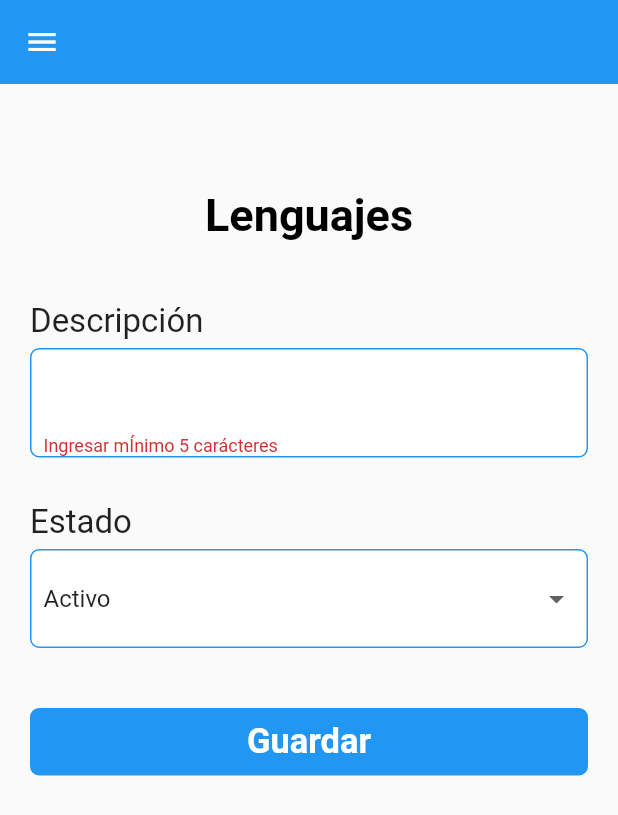
After one commit to JhonasV/Step, a Flutter app: the CreateLanguagesScreen screen opened by its route, after a tap on "Guardar", on a phone screen of 412 x 824 dp. The commit adds this screen. Shown: the top 815 px of the screen. Run offline on Flutter 3.47's test engine with Material 2 defaults, Android fonts, the phone set to English and light mode, and no system bars; our stand-ins replace font_awesome_flutter, shared_preferences; accounts and stored records are empty; network calls fail.

Commit message:
feat: languages module added

```diff
--- a/lib/config/menu.dart
+++ b/lib/config/menu.dart
@@ -18,7 +18,7 @@ List<Map<String, dynamic>> stepMenuItems = [
     "imageUrl": "assets/images/languages.jpg",
     "color1": Colors.red,
     "color2": Colors.red[200],
-    "screenPath": "",
+    "screenPath": "languages_screen",
     "access": ["admin"]
   },
   {
--- a/lib/main.dart
+++ b/lib/main.dart
@@ -1,4 +1,6 @@
 import 'dart:io';
+import 'package:Step/screens/languages/create_languages.dart';
+import 'package:Step/screens/languages/languages_screen.dart';
 import 'package:Step/screens/login_screen.dart';
 import 'package:Step/screens/register_screen.dart';
 import 'package:Step/screens/competencies/competencies_screen.dart';
@@ -30,7 +32,9 @@ class MyApp extends StatelessWidget {
         CompentenciesScreen.id: (context) => CompentenciesScreen(),
         CreateCompentenciesScreen.id: (context) => CreateCompentenciesScreen(),
         LoginScreen.id: (context) => LoginScreen(),
-        RegisterScreen.id: (context) => RegisterScreen()
+        RegisterScreen.id: (context) => RegisterScreen(),
+        LanguagesScreen.id: (context) => LanguagesScreen(),
+        CreateLanguagesScreen.id: (context) => CreateLanguagesScreen()
       },
     );
   }
--- /dev/null
+++ b/lib/models/languages.dart
@@ -0,0 +1,25 @@
+class Languages {
+  int id;
+  DateTime createdAt;
+  DateTime updatedAt;
+  String name;
+  int status;
+
+  Languages({this.id, this.status, this.name, this.createdAt, this.updatedAt});
+
+  factory Languages.fromJson(Map<String, dynamic> json) {
+    return Languages(
+      id: json['id'],
+      name: json['name'],
+      status: json['status'],
+    );
+  }
+
+  Map<String, dynamic> toMap(Languages language) {
+    return {
+      "id": language.id,
+      'status': language.status,
+      'name': language.name
+    };
+  }
+}
--- /dev/null
+++ b/lib/screens/languages/create_languages.dart
@@ -0,0 +1,215 @@
+import 'package:Step/models/competencies.dart';
+import 'package:Step/models/languages.dart';
+import 'package:Step/models/taskresult.dart';
+import 'package:Step/screens/home_screen.dart';
+import 'package:Step/screens/languages/languages_screen.dart';
+import 'package:Step/services/languages_service.dart';
+
+import 'package:Step/widgets/drawer_widget.dart';
+import 'package:flutter/material.dart';
+
+class CreateLanguagesScreen extends StatefulWidget {
+  static final String id = "create_languages_screen";
+  final Languages languages;
+  CreateLanguagesScreen({this.languages});
+  @override
+  _CreateLanguagesState createState() => _CreateLanguagesState();
+}
+
+class _CreateLanguagesState extends State<CreateLanguagesScreen> {
+  var _formKey = GlobalKey<FormState>();
+  String _name, _status;
+  bool _isLoading = false, _isUpdated = false;
+  var _scaffoldKey = GlobalKey<ScaffoldState>();
+  _submit() async {
+    if (_formKey.currentState.validate()) {
+      setState(() => _isLoading = !_isLoading);
+      _formKey.currentState.save();
+
+      var lang = Languages(
+        name: _name,
+        status: _status == "activo" ? 1 : 0,
+        id: widget?.languages?.id,
+      );
+      var result = TaskResult<bool>();
+      _isUpdated
+          ? result = await LanguagesService.update(lang)
+          : result = await LanguagesService.create(lang);
+
+      if (!result.success) {
+        _scaffoldKey.currentState
+            .showSnackBar(SnackBar(content: Text(result.messages)));
+        return;
+      }
+
+      Navigator.of(context).pushNamedAndRemoveUntil(
+          HomeScreen.id, (Route<dynamic> route) => false);
+      Navigator.of(context).pushNamed(LanguagesScreen.id);
+    }
+  }
+
+  @override
+  void initState() {
+    super.initState();
+    if (widget.languages != null) {
+      _name = widget.languages.name;
+      _status = widget.languages.status == 1 ? "activo" : "inactivo";
+      _isUpdated = !_isUpdated;
+    }
+  }
+
+  @override
+  Widget build(BuildContext context) {
+    return SafeArea(
+      child: GestureDetector(
+        onTap: () => FocusScope.of(context).unfocus(),
+        child: Scaffold(
+          key: _scaffoldKey,
+          drawer: DrawerWidget(),
+          appBar: AppBar(
+            elevation: 0.0,
+            backgroundColor: Colors.blue,
+          ),
+          body: Column(
+            children: [
+              _isLoading ? LinearProgressIndicator() : SizedBox.shrink(),
+              Expanded(
+                child: Container(
+                  margin: EdgeInsets.only(top: 50.0),
+                  padding: EdgeInsets.all(20.0),
+                  child: ListView(
+                    children: [
+                      Container(
+                        alignment: Alignment.center,
+                        margin: EdgeInsets.only(bottom: 40.0),
+                        child: Text(
+                          "Lenguajes",
+                          style: TextStyle(
+                              color: Colors.black,
+                              fontWeight: FontWeight.w600,
+                              fontSize: 30.0,
+                              decorationColor: Colors.orange[400]),
+                        ),
+                      ),
+                      Form(
+                        key: _formKey,
+                        child: Column(
+                          crossAxisAlignment: CrossAxisAlignment.start,
+                          children: [
+                            buildTextFieldTitle("Descripción"),
+                            buildTextFieldDescription(""),
+                            buildTextFieldTitle("Estado"),
+                            buildDropDown(),
+                            buildFlatButton(),
+                          ],
+                        ),
+                      )
+                    ],
+                  ),
+                ),
+              ),
+            ],
+          ),
+        ),
+      ),
+    );
+  }
+
+  Container buildTextFieldTitle(String text) {
+    return Container(
+      margin: EdgeInsets.only(bottom: 5.0),
+      child: Text(
+        text,
+        style: TextStyle(fontSize: 22.0),
+      ),
+    );
+  }
+
+  Container buildFlatButton() {
+    return Container(
+      padding: EdgeInsets.all(8.0),
+      margin: EdgeInsets.only(bottom: 40.0),
+      decoration: BoxDecoration(
+        borderRadius: BorderRadius.circular(6.0),
+        color: Colors.blue,
+      ),
+      height: 45.0,
+      width: double.infinity,
+      child: FlatButton(
+        onPressed: _isLoading ? null : _submit,
+        child: Text(
+          _isUpdated ? "Actualizar" : "Guardar",
+          style: TextStyle(
+            fontWeight: FontWeight.w600,
+            color: Colors.white,
+            fontSize: 23.0,
+          ),
+        ),
+      ),
+    );
+  }
+
+  Container buildDropDown() {
+    return Container(
+      decoration: BoxDecoration(
+          border: Border.all(color: Colors.blue),
+          borderRadius: BorderRadius.circular(6.0),
+          color: Colors.white),
+      padding: EdgeInsets.all(8.0),
+      margin: EdgeInsets.only(bottom: 40.0),
+      width: double.infinity,
+      child: DropdownButtonFormField<String>(
+        decoration: InputDecoration(border: InputBorder.none),
+        value: 'activo',
+        items: [
+          DropdownMenuItem<String>(
+            child: Text('Activo'),
+            value: 'activo',
+          ),
+          DropdownMenuItem<String>(
+            child: Text('Inactivo'),
+            value: 'inactivo',
+          ),
+        ],
+        onChanged: (String newValue) => _status = newValue.trim(),
+        onSaved: (String newValue) => _status = newValue.trim(),
+      ),
+    );
+  }
+
+  Container buildTextFieldDescription(String hintText) {
+    return Container(
+      decoration: BoxDecoration(
+          border: Border.all(color: Colors.blue),
+          borderRadius: BorderRadius.circular(6.0),
+          color: Colors.white),
+      margin: EdgeInsets.only(bottom: 30.0),
+      padding: EdgeInsets.symmetric(horizontal: 8.0),
+      child: TextFormField(
+        initialValue: _name,
+        validator: (input) =>
+            input.length < 5 ? "Ingresar mÍnimo 5 carácteres" : null,
+        onSaved: (input) => _name = input.trim(),
+        style: TextStyle(fontSize: 21.0),
+        decoration: InputDecoration(border: InputBorder.none),
+      ),
+    );
+  }
+
+  Container buildTextFieldId(String hintText) {
+    return Container(
+      decoration: BoxDecoration(
+        border: Border.all(color: Colors.blue),
+        borderRadius: BorderRadius.circular(6.0),
+        color: Colors.white,
+      ),
+      margin: EdgeInsets.only(bottom: 30.0),
+      padding: EdgeInsets.symmetric(horizontal: 8.0),
+      child: TextField(
+        style: TextStyle(fontSize: 21.0),
+        readOnly: true,
+        decoration: InputDecoration(border: InputBorder.none),
+      ),
+    );
+  }
+}
```
Also changed, not shown: lib/models/trainings.dart (added, +39 -0 lines), lib/screens/languages/languages_screen.dart (added, +44 -0 lines), lib/screens/languages/listview_languages.dart (added, +162 -0 lines), lib/screens/login_screen.dart (+12 -18 lines), lib/services/languages_service.dart (added, +116 -0 lines).
